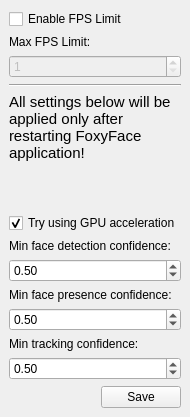
Qt form FoxyFace/src/ui/qtcreator/MediaPipeSettings.ui (Jeka8833/FoxyFace) before a commit.
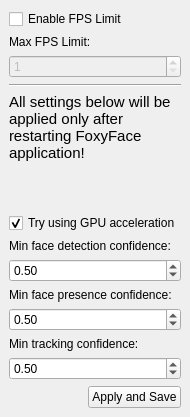
The same form after that commit.

Diff of the .ui file:
```diff
--- a/FoxyFace/src/ui/qtcreator/MediaPipeSettings.ui
+++ b/FoxyFace/src/ui/qtcreator/MediaPipeSettings.ui
@@ -189,7 +189,7 @@
       <item>
        <widget class="QPushButton" name="save_btn">
         <property name="text">
-         <string>Save</string>
+         <string>Apply and Save</string>
         </property>
        </widget>
       </item>
```
